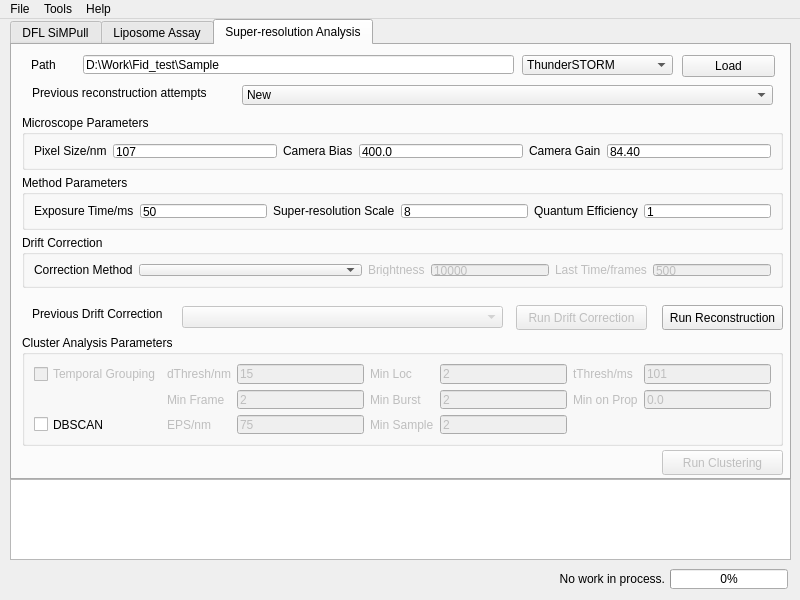
Before: the Qt Designer form UI_form/MainWindow.ui in zengjiexia/ACT, drawn with Qt 5.
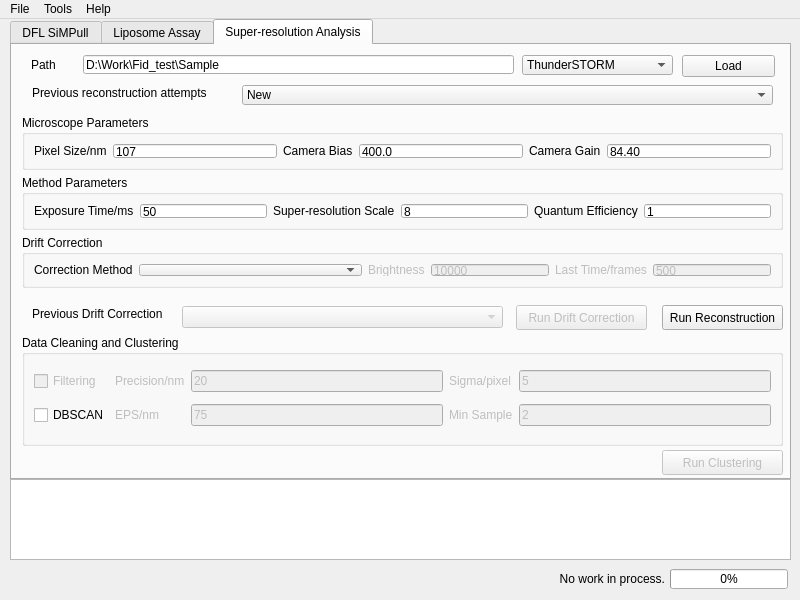
After: the same form once the commit is applied. The open tabs and pages were chosen to show the change. Custom widgets are drawn as their Qt base class.

```diff
--- a/UI_form/MainWindow.ui
+++ b/UI_form/MainWindow.ui
@@ -534,21 +534,11 @@
        </rect>
       </property>
       <property name="title">
-       <string>Cluster Analysis Parameters</string>
+       <string>Data Cleaning and Clustering</string>
       </property>
       <layout class="QGridLayout" name="gridLayout_8">
-       <item row="1" column="1">
-        <widget class="QLabel" name="SupRes_minFrameLabel">
-         <property name="enabled">
-          <bool>false</bool>
-         </property>
-         <property name="text">
-          <string>Min Frame</string>
-         </property>
-        </widget>
-       </item>
        <item row="1" column="4">
-        <widget class="QLineEdit" name="SupRes_minBurstEntry">
+        <widget class="QLineEdit" name="SupRes_minSampleEntry">
          <property name="enabled">
           <bool>false</bool>
          </property>
@@ -557,93 +547,13 @@
          </property>
         </widget>
        </item>
-       <item row="1" column="6">
-        <widget class="QLineEdit" name="SupRes_minOnPropEntry">
-         <property name="enabled">
-          <bool>false</bool>
-         </property>
-         <property name="text">
-          <string>0.0</string>
-         </property>
-        </widget>
-       </item>
-       <item row="0" column="1">
-        <widget class="QLabel" name="SupRes_dThreshLabel">
-         <property name="enabled">
-          <bool>false</bool>
-         </property>
-         <property name="text">
-          <string>dThresh/nm</string>
-         </property>
-        </widget>
-       </item>
-       <item row="1" column="5">
-        <widget class="QLabel" name="SupRes_minOnPropLabel">
-         <property name="enabled">
-          <bool>false</bool>
-         </property>
-         <property name="text">
-          <string>Min on Prop</string>
-         </property>
-        </widget>
-       </item>
-       <item row="0" column="3">
-        <widget class="QLabel" name="SupRes_minLocLabel">
-         <property name="enabled">
-          <bool>false</bool>
-         </property>
-         <property name="text">
-          <string>Min Loc</string>
-         </property>
-        </widget>
-       </item>
-       <item row="0" column="2">
-        <widget class="QLineEdit" name="SupRes_dThreshEntry">
-         <property name="enabled">
-          <bool>false</bool>
-         </property>
-         <property name="text">
-          <string>15</string>
-         </property>
-        </widget>
-       </item>
-       <item row="0" column="6">
-        <widget class="QLineEdit" name="SupRes_tThreshEntry">
-         <property name="enabled">
-          <bool>false</bool>
-         </property>
-         <property name="text">
-          <string>101</string>
-         </property>
-        </widget>
-       </item>
-       <item row="0" column="5">
-        <widget class="QLabel" name="SupRes_tThreshLabel">
-         <property name="enabled">
-          <bool>false</bool>
-         </property>
-         <property name="text">
-          <string>tThresh/ms</string>
-         </property>
-        </widget>
-       </item>
        <item row="1" column="3">
-        <widget class="QLabel" name="SupRes_minBurstLabel">
+        <widget class="QLabel" name="SupRes_minSampleLabel">
          <property name="enabled">
           <bool>false</bool>
          </property>
          <property name="text">
-          <string>Min Burst</string>
-         </property>
-        </widget>
-       </item>
-       <item row="1" column="2">
-        <widget class="QLineEdit" name="SupRes_minFrameEntry">
-         <property name="enabled">
-          <bool>false</bool>
-         </property>
-         <property name="text">
-          <string>2</string>
+          <string>Min Sample</string>
          </property>
         </widget>
        </item>
@@ -653,14 +563,7 @@
           <bool>false</bool>
          </property>
          <property name="text">
-          <string>2</string>
-         </property>
-        </widget>
-       </item>
-       <item row="2" column="0">
-        <widget class="QCheckBox" name="SupRes_DBSCANCheck">
-         <property name="text">
-          <string>DBSCAN</string>
+          <string>5</string>
          </property>
         </widget>
        </item>
@@ -670,11 +573,11 @@
           <bool>false</bool>
          </property>
          <property name="text">
-          <string>Temporal Grouping</string>
+          <string>Filtering</string>
          </property>
         </widget>
        </item>
-       <item row="2" column="1">
+       <item row="1" column="1">
         <widget class="QLabel" name="SupRes_EPSLabel">
          <property name="enabled">
           <bool>false</bool>
@@ -684,7 +587,7 @@
          </property>
         </widget>
        </item>
-       <item row="2" column="2">
+       <item row="1" column="2">
         <widget class="QLineEdit" name="SupRes_EPSEntry">
          <property name="enabled">
           <bool>false</bool>
@@ -694,23 +597,40 @@
          </property>
         </widget>
        </item>
-       <item row="2" column="3">
-        <widget class="QLabel" name="SupRes_minSampleLabel">
+       <item row="0" column="2">
+        <widget class="QLineEdit" name="SupRes_precisionEntry">
          <property name="enabled">
           <bool>false</bool>
          </property>
          <property name="text">
-          <string>Min Sample</string>
+          <string>20</string>
          </property>
         </widget>
        </item>
-       <item row="2" column="4">
-        <widget class="QLineEdit" name="SupRes_minSampleEntry">
+       <item row="0" column="3">
+        <widget class="QLabel" name="SupRes_sigmaLabel">
          <property name="enabled">
           <bool>false</bool>
          </property>
          <property name="text">
-          <string>2</string>
+          <string>Sigma/pixel</string>
+         </property>
+        </widget>
+       </item>
+       <item row="0" column="1">
+        <widget class="QLabel" name="SupRes_precisionLabel">
+         <property name="enabled">
+          <bool>false</bool>
+         </property>
+         <property name="text">
+          <string>Precision/nm</string>
+         </property>
+        </widget>
+       </item>
+       <item row="1" column="0">
+        <widget class="QCheckBox" name="SupRes_DBSCANCheck">
+         <property name="text">
+          <string>DBSCAN</string>
          </property>
         </widget>
        </item>
```
Left out of the diff: 30 changed lines with no effect on the pictures.
